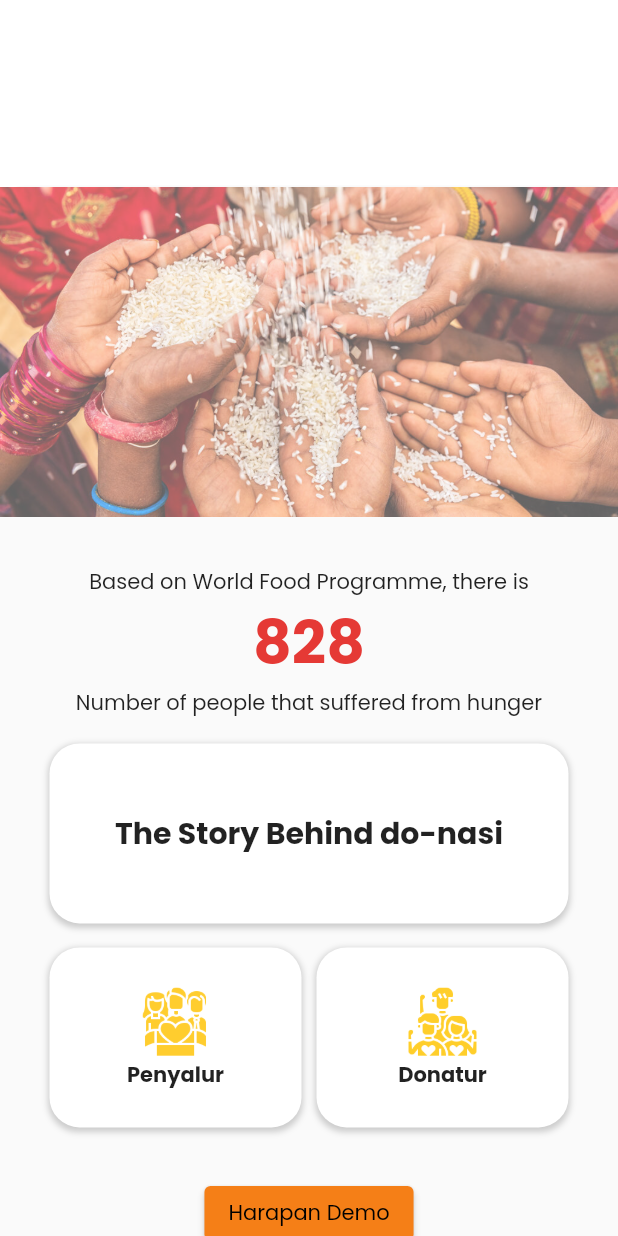
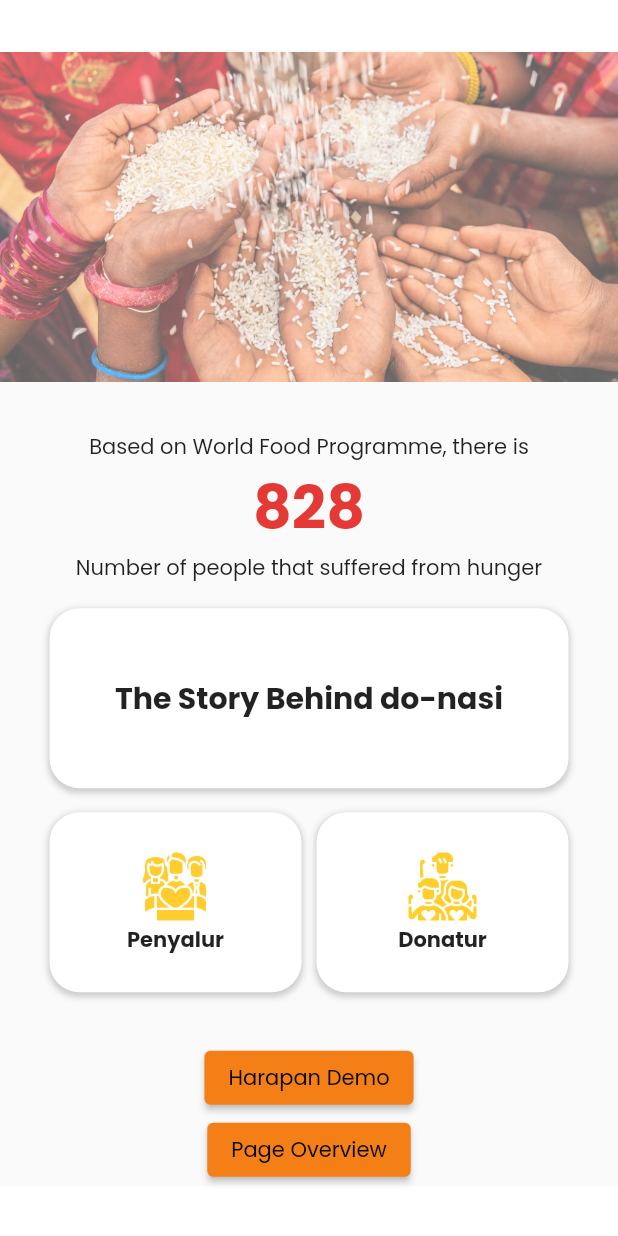
Before and after one commit to PBP-C05/do-nasi-mobile, a Flutter app: the MyHomePage screen opened directly, on a phone screen of 412 x 824 dp. Run offline on Flutter 3.47's test engine with Material 2 defaults, Android fonts, the phone set to English and light mode, and no system bars; drawn by our look-alikes of countup; our stand-ins replace carousel_slider, google_nav_bar, line_icons; missing offline and left inert: date_count_down, pbp_django_auth; network calls fail.

Commit message:
edit views

```diff
--- a/lib/page/home_page.dart
+++ b/lib/page/home_page.dart
@@ -18,12 +18,7 @@ class _MyHomePageState extends State<MyHomePage> {
       // APP BAR IF NEEDED
 
       body: Center(
-        child: DraggableScrollableSheet(
-            initialChildSize: 0.85,
-            minChildSize: 0.85,
-            maxChildSize: 1,
-            builder: (BuildContext context, ScrollController scrollController) {
-              return Container(
+        child: Container(
                   padding: const EdgeInsets.only(top: 1),
                   decoration: const BoxDecoration(
                     color: Color.fromARGB(255, 250, 250, 250),
@@ -33,7 +28,6 @@ class _MyHomePageState extends State<MyHomePage> {
                     ),
                   ),
                   child: SingleChildScrollView(
-                    controller: scrollController,
                     child: Column(
                       mainAxisAlignment: MainAxisAlignment.start,
                       children: <Widget>[
@@ -333,8 +327,9 @@ class _MyHomePageState extends State<MyHomePage> {
                             child: const Text('Page Overview'))
                       ],
                     ),
-                  ));
-            }),
+                  )
+              ),
+
       ),
     );
   }
--- a/lib/page/main_page.dart
+++ b/lib/page/main_page.dart
@@ -24,6 +24,7 @@ class _MainPageState extends State<MainPage> {
   @override
   Widget build(BuildContext context) {
     return Scaffold(
+      extendBodyBehindAppBar: true,
       appBar: AppBar(
          backgroundColor: Colors.white,
          automaticallyImplyLeading: false,
```
Also changed, not shown: lib/page/question_detail.dart (+14 -5 lines), lib/page/questions.dart (+33 -15 lines), pubspec.lock.
